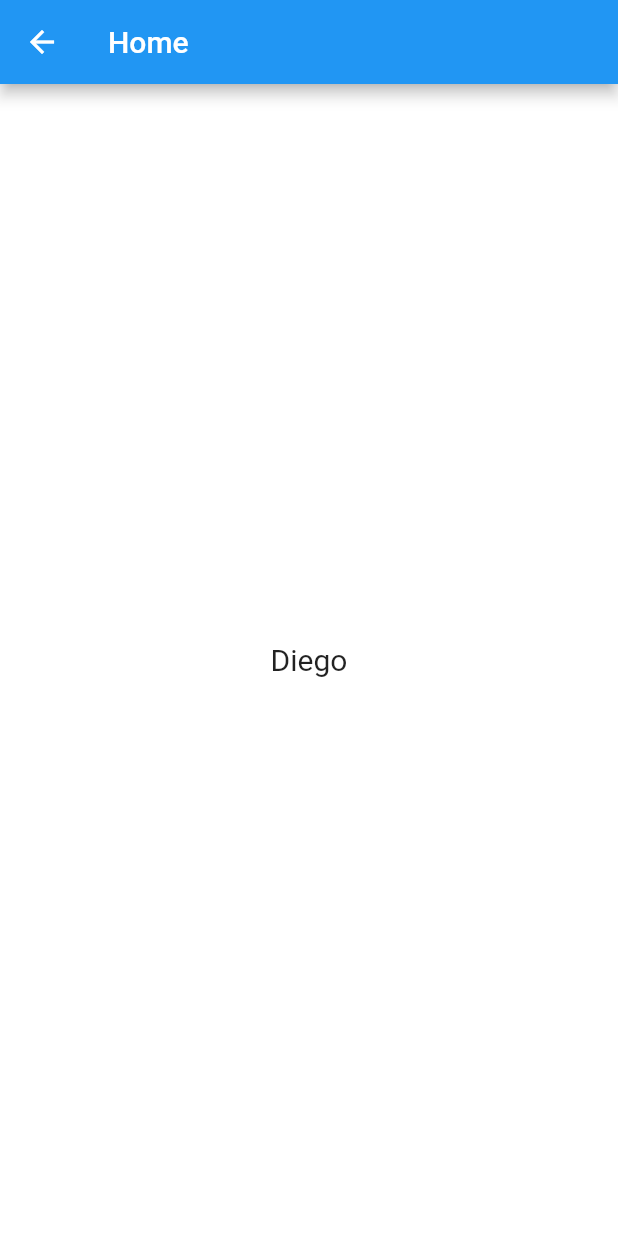
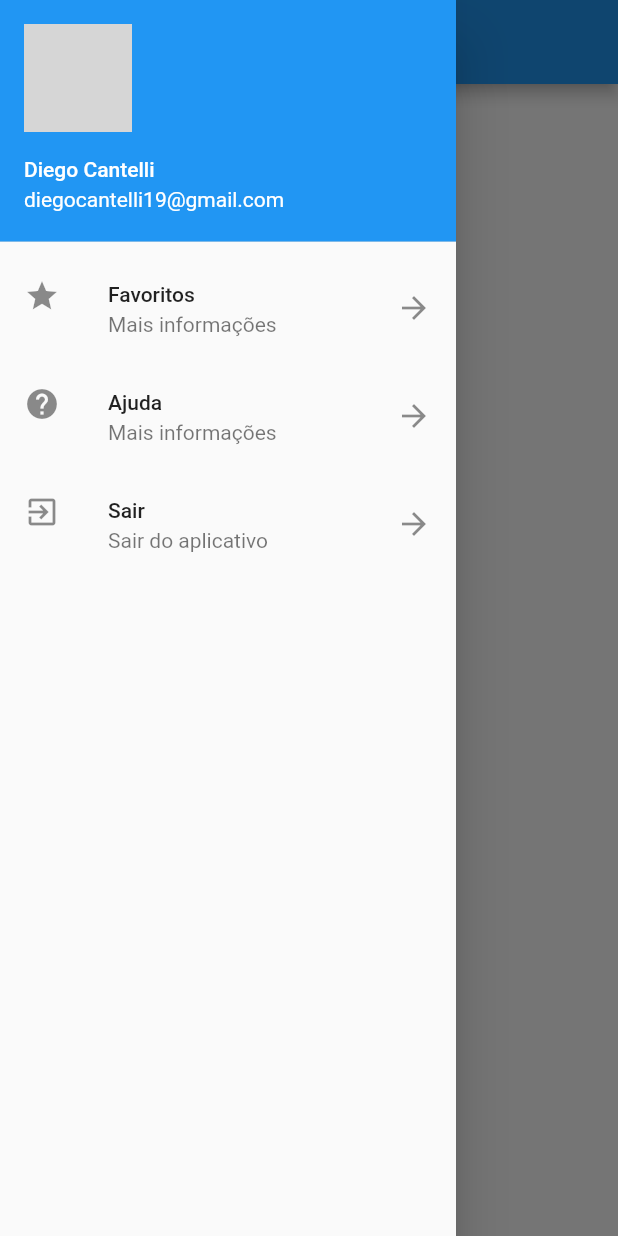
Before and after one commit to diegocantelli/Flutter-Carros, a Flutter app: the HomePage screen opened directly, with the side drawer open (before the commit the screen has no drawer), on a phone screen of 412 x 824 dp. Run offline on Flutter 3.47's test engine with Material 2 defaults, Android fonts, the phone set to English and light mode, and no system bars; network calls fail; grey boxes are pictures that could not be loaded.

Commit message:
Criado o drawer da página home

```diff
--- /dev/null
+++ b/carros/lib/pages/app_drawer.dart
@@ -0,0 +1,58 @@
+import 'package:flutter/material.dart';
+
+class AppDrawer extends StatefulWidget {
+  @override
+  _AppDrawerState createState() => _AppDrawerState();
+}
+
+class _AppDrawerState extends State<AppDrawer> {
+  @override
+  Widget build(BuildContext context) {
+    return SafeArea(
+      child: Drawer(
+        child: ListView(
+          children: <Widget>[
+            UserAccountsDrawerHeader(
+              accountName: Text("Diego Cantelli"),
+              accountEmail: Text("diegocantelli19@gmail.com"),
+              currentAccountPicture: CircleAvatar(
+                backgroundImage: NetworkImage(
+                    "https://encrypted-tbn0.gstatic.com/images?q=tbn:ANd9GcRe-J1v1-ZrEkj9kokaMOZMbi4pCOx-5IVUjjNyPrnznjTghMGCcg&s"),
+              ),
+            ),
+            ListTile(
+              leading: Icon(Icons.star),
+              title: Text("Favoritos"),
+              subtitle: Text("Mais informações"),
+              trailing: Icon(Icons.arrow_forward),
+              onTap: () {
+                print("Item 1");
+                Navigator.pop(context);
+              },
+            ),
+            ListTile(
+              leading: Icon(Icons.help),
+              title: Text("Ajuda"),
+              subtitle: Text("Mais informações"),
+              trailing: Icon(Icons.arrow_forward),
+              onTap: () {
+                print("Item 1");
+                Navigator.pop(context);
+              },
+            ),
+            ListTile(
+              leading: Icon(Icons.exit_to_app),
+              title: Text("Sair"),
+              subtitle: Text("Sair do aplicativo"),
+              trailing: Icon(Icons.arrow_forward),
+              onTap: () {
+                print("Item 1");
+                Navigator.pop(context);
+              },
+            ),
+          ],
+        ),
+      ),
+    );
+  }
+}
--- a/carros/lib/pages/home_page.dart
+++ b/carros/lib/pages/home_page.dart
@@ -1,3 +1,4 @@
+import 'package:carros/pages/app_drawer.dart';
 import 'package:flutter/material.dart';
 
 class HomePage extends StatelessWidget {
@@ -7,11 +8,12 @@ class HomePage extends StatelessWidget {
       appBar: AppBar(
         title: Text("Home"),
       ),
-      body: _body()
+      body: _body(),
+      drawer: AppDrawer(),
     );
   }
 
-  _body(){
+  _body() {
     return Container(
       width: double.infinity,
       child: Center(
--- a/carros/lib/pages/login_api.dart
+++ b/carros/lib/pages/login_api.dart
@@ -30,7 +30,8 @@ class LoginApi {
 
       return ApiResponse.error(mapResponse["error"]);
     } catch (error, exception) {
-      return ApiResponse.error("Não foi possível se conectar ao servidor");
+      return ApiResponse.error(
+          "Não foi possível se conectar ao servidor $error");
     }
   }
 }
```
Also changed, not shown: carros/lib/pages/login_page.dart (+11 -0 lines), carros/lib/widgets/app_button.dart (+10 -5 lines). Lines whose indentation alone changed are shown as unchanged.
